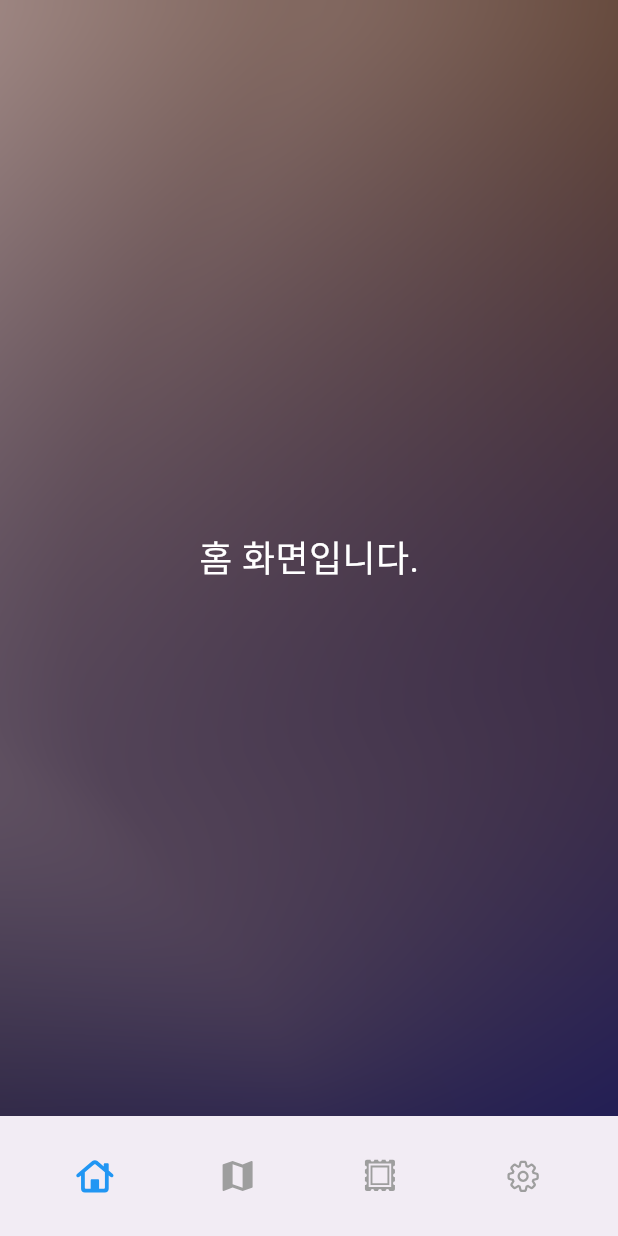
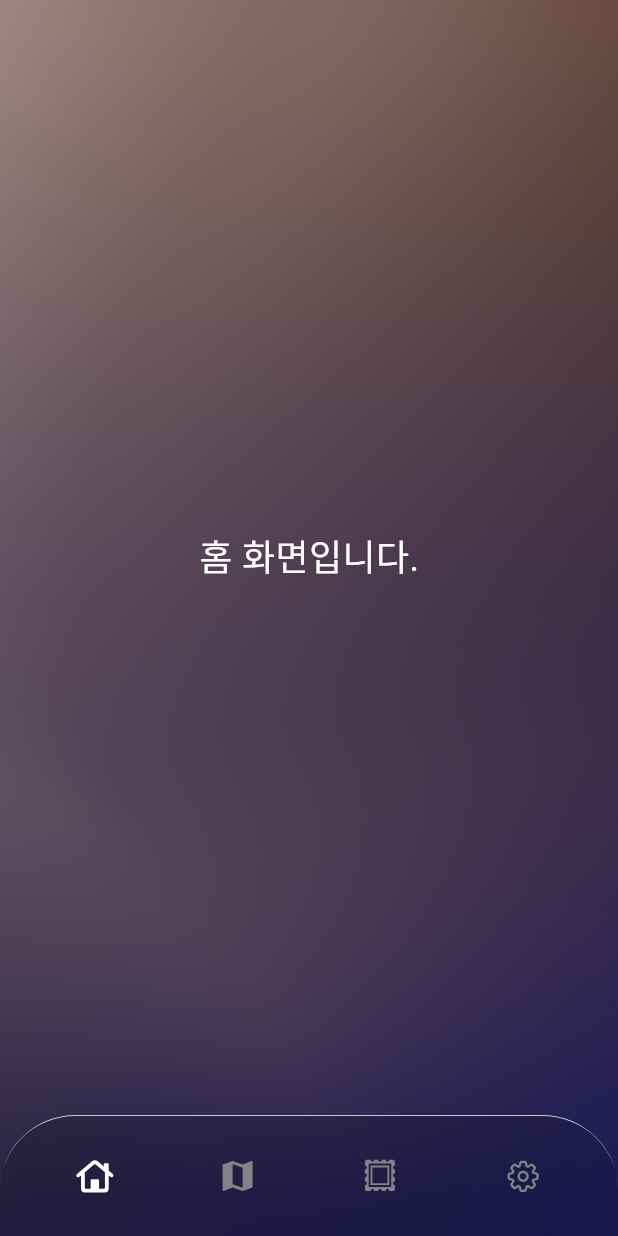
Before and after one commit to DAWN-2025/dawn_frontend, a Flutter app: the screen it shows after launch, on a phone screen of 412 x 824 dp. Run offline on Flutter 3.47's test engine with Material 3 defaults, Android fonts, the phone set to English and light mode, and no system bars; our stand-ins replace firebase_core, flutter_svg, go_router; accounts and stored records are empty.

Commit message:
style: modify design of CustomBottomAppBar

```diff
--- a/lib/src/presentation/widgets/custom_bottom_app_bar.dart
+++ b/lib/src/presentation/widgets/custom_bottom_app_bar.dart
@@ -1,24 +1,37 @@
 import 'package:flutter/material.dart';
+import 'package:flutter_svg/flutter_svg.dart';
 import 'package:provider/provider.dart';
+import 'package:go_router/go_router.dart';
 import '../viewmodels/custom_bottom_app_bar_viewmodel.dart';
-import 'package:flutter_svg/flutter_svg.dart';
-import 'package:go_router/go_router.dart';
+import '../../core/theme/colors.dart';
 
 class CustomBottomAppBar extends StatelessWidget {
-  final List<_BottomAppBarItem> items = [
+  final List<_BottomAppBarItem> items = const [
     _BottomAppBarItem('assets/icons/home.svg', 0, '/'),
     _BottomAppBarItem('assets/icons/map.svg', 1, '/map'),
     _BottomAppBarItem('assets/icons/album.svg', 2, '/album'),
     _BottomAppBarItem('assets/icons/setting.svg', 3, '/setting'),
   ];
 
+  const CustomBottomAppBar({super.key});
+
   @override
   Widget build(BuildContext context) {
     return Consumer<BottomAppBarViewModel>(
       builder: (context, viewModel, child) {
-        return BottomAppBar(
-          shape: CircularNotchedRectangle(),
+        return Container(
+          decoration: const BoxDecoration(
+            border: Border(top: BorderSide(color: Colors.white, width: 0.5)),
+            color: Colors.black12,
+            borderRadius: BorderRadius.only(
+              topLeft: Radius.circular(50),
+              topRight: Radius.circular(50),
+            ),
+          ),
+          child: BottomAppBar(
+            shape: const CircularNotchedRectangle(),
             elevation: 10,
+            color: Colors.transparent,
             child: Row(
               mainAxisAlignment: MainAxisAlignment.spaceAround,
               children:
@@ -28,8 +41,8 @@ class CustomBottomAppBar extends StatelessWidget {
                         item.iconPath,
                         color:
                             viewModel.selectedIndex == item.index
-                              ? Colors.blue
-                              : Colors.grey,
+                                ? Colors.white
+                                : AppColors.darkGray,
                       ),
                       onPressed: () {
                         viewModel.onItemTapped(item.index);
@@ -37,6 +50,7 @@ class CustomBottomAppBar extends StatelessWidget {
                       },
                     );
                   }).toList(),
+            ),
           ),
         );
       },
@@ -49,5 +63,5 @@ class _BottomAppBarItem {
   final int index;
   final String route;
 
-  _BottomAppBarItem(this.iconPath, this.index, this.route);
+  const _BottomAppBarItem(this.iconPath, this.index, this.route);
 }
```
Lines whose indentation alone changed are shown as unchanged.
